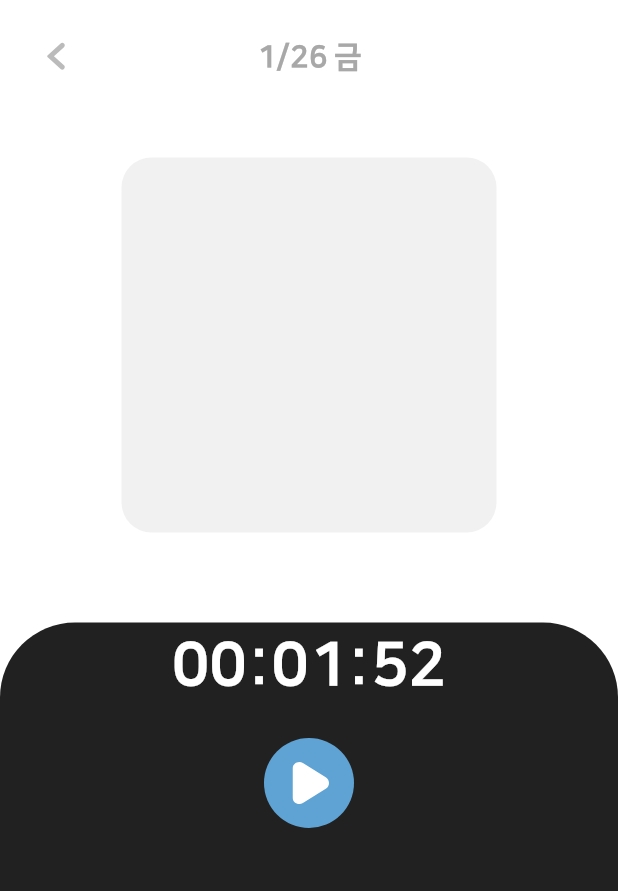
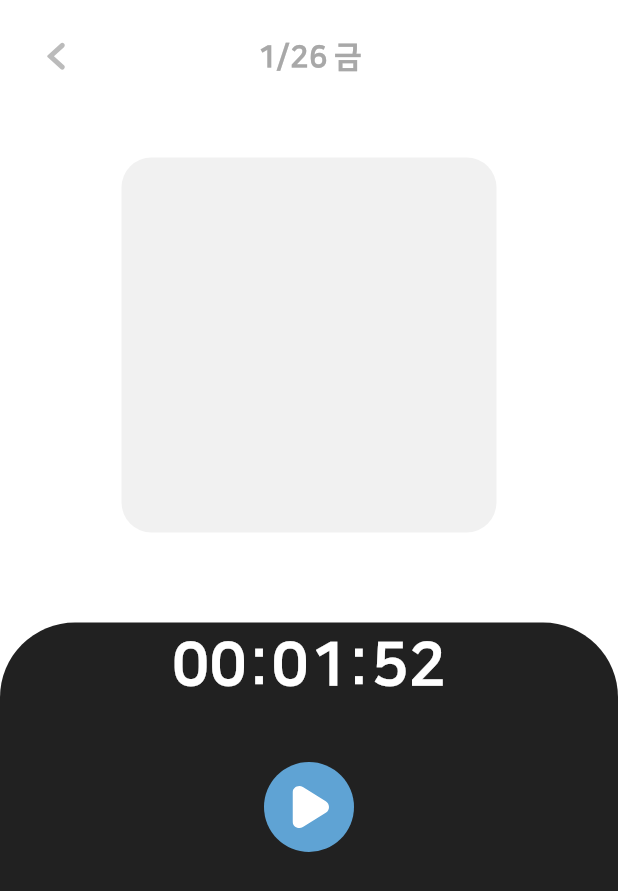
Before and after one commit to celeste0423/ggsb_project, a Flutter app: the TimerPage screen opened directly, on a phone screen of 412 x 824 dp. Shown: the top 891 px of the screen. Run offline on Flutter 3.47's test engine with Material 3 defaults, Android fonts, the phone set to English and light mode, and no system bars; our stand-ins replace cloud_firestore, firebase_auth, firebase_core, flutter_svg, get, google_sign_in and 1 more; missing offline and left inert: flutter_facebook_auth; accounts and stored records are empty.

Commit message:
0.0.1+1 timer page button style

```diff
--- a/lib/src/features/timer/controllers/timer_page_controller.dart
+++ b/lib/src/features/timer/controllers/timer_page_controller.dart
@@ -30,7 +30,6 @@ class TimerPageController extends GetxController
 
     await getRoomList();
     _secondsTimer = Timer.periodic(Duration(seconds: 1), (timer) {
-      print('1초');
       update();
     });
   }
--- a/lib/src/features/timer/pages/timer_page.dart
+++ b/lib/src/features/timer/pages/timer_page.dart
@@ -1,3 +1,4 @@
+import 'package:flutter/cupertino.dart';
 import 'package:flutter/material.dart';
 import 'package:flutter_svg/flutter_svg.dart';
 import 'package:get/get.dart';
@@ -74,7 +75,9 @@ class TimerPage extends GetView<TimerPageController> {
   }
 
   Widget _playButton() {
-    return Container(
+    return CupertinoButton(
+      onPressed: () {},
+      child: Container(
         width: 60,
         height: 60,
         padding: EdgeInsets.only(left: 19, right: 16),
@@ -84,6 +87,7 @@ class TimerPage extends GetView<TimerPageController> {
         ),
         child: SvgPicture.asset(
           'assets/icons/play.svg',
+        ),
       ),
     );
   }
```
Lines whose indentation alone changed are shown as unchanged.
